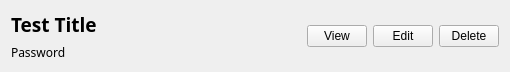
Before: the Qt Designer form single_item_widget.ui in Affan-Mushahid/KeepSake, drawn with Qt 5.
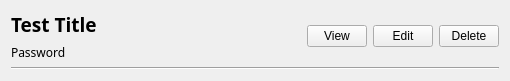
After: the same form once the commit is applied.

The edit to the form file:
```diff
--- a/single_item_widget.ui
+++ b/single_item_widget.ui
@@ -139,6 +139,13 @@
      </item>
     </layout>
    </item>
+   <item row="1" column="0">
+    <widget class="Line" name="line">
+     <property name="orientation">
+      <enum>Qt::Horizontal</enum>
+     </property>
+    </widget>
+   </item>
   </layout>
  </widget>
  <layoutdefault spacing="6" margin="11"/>
```
Left out of the diff: 10 changed lines with no effect on the pictures.
